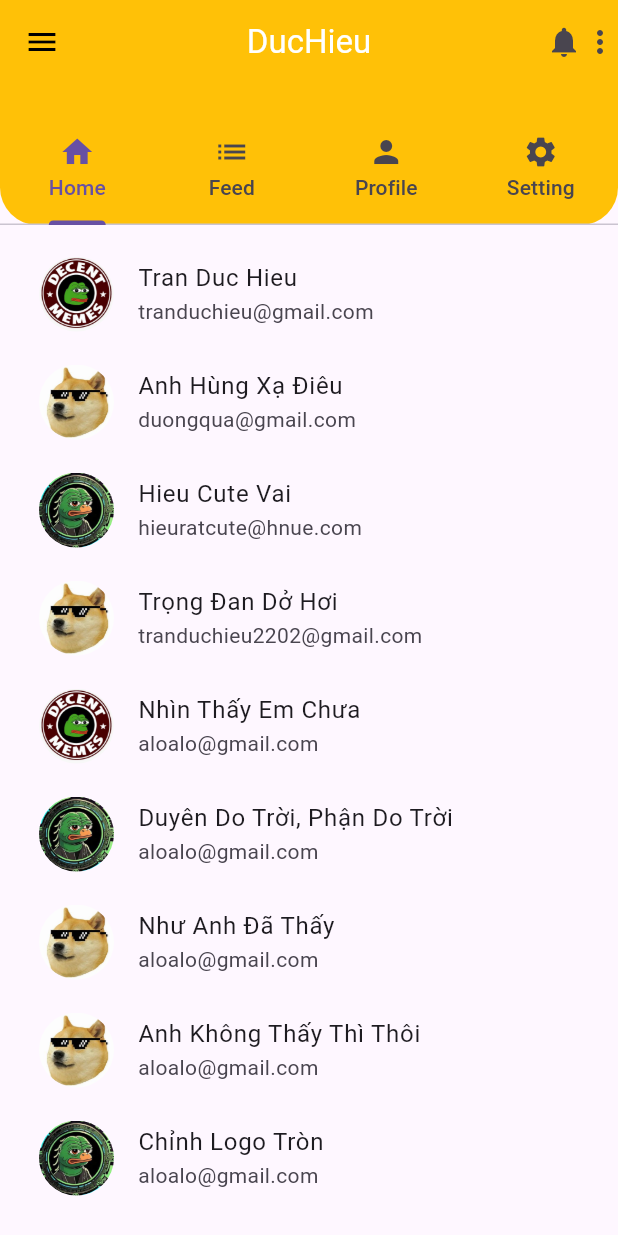
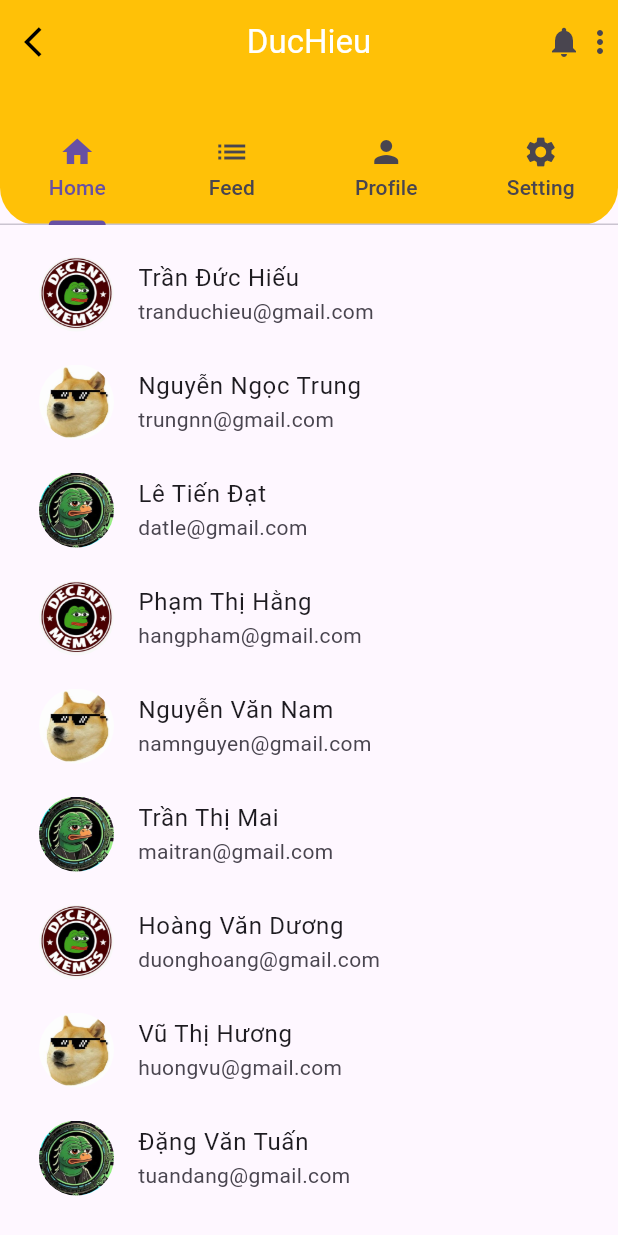
Before and after one commit to duchieutran/hello_world, a Flutter app: the HomeScreen screen opened directly, on a phone screen of 412 x 824 dp. Run offline on Flutter 3.47's test engine with Material 3 defaults, Android fonts, the phone set to English and light mode, and no system bars; our stand-ins replace webview_flutter.

Commit message:
second commit

```diff
--- a/lib/screens/home/widgets/home_data.dart
+++ b/lib/screens/home/widgets/home_data.dart
@@ -1,81 +1,146 @@
 import '../../../global/appbar_path.dart';
 
 class HomeData {
-final List users = [
+  final List users = [
     {
-      'name': 'Tran Duc Hieu',
+      'name': 'Trần Đức Hiếu',
+      'age': 20,
       'email': 'tranduchieu@gmail.com',
       'logo': AppbarPath().imgEch,
+      'address': 'Nam Dinh',
     },
     {
-      'name': 'Anh Hùng Xạ Điêu',
-      'email': 'duongqua@gmail.com',
+      'name': 'Nguyễn Ngọc Trung',
+      'age': 29,
+      'email': 'trungnn@gmail.com',
       'logo': AppbarPath().imgCho,
+      'address': 'Ha Noi',
     },
     {
-      'name': 'Hieu Cute Vai',
-      'email': 'hieuratcute@hnue.com',
+      'name': 'Lê Tiến Đạt',
+      'age': 29,
+      'email': 'datle@gmail.com',
       'logo': AppbarPath().imgRua,
+      'address': 'Ho Chi Minh',
     },
     {
-      'name': 'Trọng Đan Dở Hơi',
-      'email': 'tranduchieu2202@gmail.com',
-      'logo': AppbarPath().imgCho,
+      'name': 'Phạm Thị Hằng',
+      'age': 25,
+      'email': 'hangpham@gmail.com',
+      'logo': AppbarPath().imgEch,
+      'address': 'Đà Nẵng',
     },
     {
-      'name': 'Nhìn Thấy Em Chưa',
-      'email': 'aloalo@gmail.com',
-      'logo': AppbarPath().imgEch,
+      'name': 'Nguyễn Văn Nam',
+      'age': 32,
+      'email': 'namnguyen@gmail.com',
+      'logo': AppbarPath().imgCho,
+      'address': 'Hải Phòng',
     },
     {
-      'name': 'Duyên Do Trời, Phận Do Trời ',
-      'email': 'aloalo@gmail.com',
+      'name': 'Trần Thị Mai',
+      'age': 28,
+      'email': 'maitran@gmail.com',
       'logo': AppbarPath().imgRua,
+      'address': 'Hà Tĩnh',
     },
     {
-      'name': 'Như Anh Đã Thấy',
-      'email': 'aloalo@gmail.com',
-      'logo': AppbarPath().imgCho,
+      'name': 'Hoàng Văn Dương',
+      'age': 30,
+      'email': 'duonghoang@gmail.com',
+      'logo': AppbarPath().imgEch,
+      'address': 'Quảng Bình',
     },
     {
-      'name': 'Anh Không Thấy Thì Thôi',
-      'email': 'aloalo@gmail.com',
+      'name': 'Vũ Thị Hương',
+      'age': 26,
+      'email': 'huongvu@gmail.com',
       'logo': AppbarPath().imgCho,
+      'address': 'Ninh Bình',
     },
     {
-      'name': 'Chỉnh Logo Tròn',
-      'email': 'aloalo@gmail.com',
+      'name': 'Đặng Văn Tuấn',
+      'age': 27,
+      'email': 'tuandang@gmail.com',
       'logo': AppbarPath().imgRua,
+      'address': 'Thanh Hóa',
     },
     {
-      'name': 'Anh Không Thấy Thì Thôi',
-      'email': 'aloalo@gmail.com',
+      'name': 'Nguyễn Thị Lan',
+      'age': 31,
+      'email': 'lannguyen@gmail.com',
       'logo': AppbarPath().imgEch,
+      'address': 'Bắc Giang',
     },
     {
-      'name': 'Duyên Do Trời, Phận Do Trời ',
-      'email': 'aloalo@gmail.com',
+      'name': 'Lê Văn Phúc',
+      'age': 29,
+      'email': 'phucle@gmail.com',
       'logo': AppbarPath().imgCho,
+      'address': 'Bình Định',
     },
     {
-      'name': 'Như Anh Đã Thấy',
-      'email': 'aloalo@gmail.com',
-      'logo': AppbarPath().imgEch,
+      'name': 'Trương Văn Hùng',
+      'age': 33,
+      'email': 'hungtruong@gmail.com',
+      'logo': AppbarPath().imgRua,
+      'address': 'Thừa Thiên Huế',
     },
     {
-      'name': 'Anh Không Thấy Thì Thôi',
-      'email': 'aloalo@gmail.com',
+      'name': 'Phan Thị Trang',
+      'age': 24,
+      'email': 'trangphan@gmail.com',
       'logo': AppbarPath().imgEch,
+      'address': 'Cần Thơ',
     },
     {
-      'name': 'Chỉnh Logo Tròn',
-      'email': 'aloalo@gmail.com',
-      'logo': AppbarPath().imgEch,
+      'name': 'Hoàng Văn Hải',
+      'age': 28,
+      'email': 'haihoang@gmail.com',
+      'logo': AppbarPath().imgCho,
+      'address': 'An Giang',
     },
     {
-      'name': 'Anh Không Thấy Thì Thôi',
-      'email': 'aloalo@gmail.com',
+      'name': 'Đỗ Thị Thu',
+      'age': 26,
+      'email': 'thudo@gmail.com',
       'logo': AppbarPath().imgRua,
+      'address': 'Vĩnh Long',
     },
+    {
+      'name': 'Mai Văn Quân',
+      'age': 29,
+      'email': 'quanmai@gmail.com',
+      'logo': AppbarPath().imgEch,
+      'address': 'Tiền Giang',
+    },
+    {
+      'name': 'Lý Thị Thanh',
+      'age': 30,
+      'email': 'thanhly@gmail.com',
+      'logo': AppbarPath().imgCho,
+      'address': 'Long An',
+    },
+    {
+      'name': 'Nguyễn Văn Đức',
+      'age': 27,
+      'email': 'ducnguyen@gmail.com',
+      'logo': AppbarPath().imgRua,
+      'address': 'Kiên Giang',
+    },
+    {
+      'name': 'Trần Thị Ngọc',
+      'age': 25,
+      'email': 'ngoctran@gmail.com',
+      'logo': AppbarPath().imgEch,
+      'address': 'Sóc Trăng',
+    },
+    {
+      'name': 'Phạm Văn An',
+      'age': 26,
+      'email': 'anpham@gmail.com',
+      'logo': AppbarPath().imgCho,
+      'address': 'Bạc Liêu',
+    }
   ];
 }
--- a/lib/screens/home_screen/home_sceen.dart
+++ b/lib/screens/home_screen/home_screen.dart
@@ -1,9 +1,9 @@
 import 'package:flutter/material.dart';
+import 'package:hieuductran/screens/feed/feed.dart';
 import 'package:hieuductran/screens/home/home.dart';
 import 'package:hieuductran/screens/home_screen/widgets/home_tab_bar.dart';
 import 'package:hieuductran/screens/mbank/mbank.dart';
 import 'package:hieuductran/screens/setting/setting.dart';
-import 'package:hieuductran/screens/webview/webview_screen.dart';
 import 'package:hieuductran/widgets/duchieu_app_bar.dart';
 
 class HomeScreen extends StatefulWidget {
@@ -44,7 +44,7 @@ class _HomeScreenState extends State<HomeScreen> with TickerProviderStateMixin {
             onPressed: () {
               Navigator.pop(context);
             },
-            icon: const Icon(Icons.menu),
+            icon: const Icon(Icons.arrow_back_ios),
             color: Colors.black,
           ),
           action: const [
@@ -77,8 +77,7 @@ class _HomeScreenState extends State<HomeScreen> with TickerProviderStateMixin {
           controller: _tabController,
           children: [
             const HomeTab(),
-
-            const WebviewScreen(),
+            const FeedTab(),
             Mbank(changeTab: changeTab),
             const Setting(),
           ],
--- a/lib/widgets/duchieu_app_bar.dart
+++ b/lib/widgets/duchieu_app_bar.dart
@@ -40,7 +40,7 @@ class DuchieuAppBar extends StatelessWidget implements PreferredSize {
       leading: showLeading ? leading ??
           IconButton(
             onPressed: () {
-              Navigator.of(context).pop();
+              Navigator.pop(context);
             },
             icon: const Icon(Icons
                 .arrow_back), // trong ìcon thườn quan tâm đến size or color
```
Also changed, not shown: lib/screens/app/app.dart (+12 -2 lines), lib/screens/home/home.dart (+6 -2 lines), lib/screens/home/home_show_info/home_show_info.dart (added, +25 -0 lines), lib/screens/home/home_show_info/widgets/home_show_info_style.dart (added, +69 -0 lines), lib/screens/home/home_show_info/widgets/home_show_info_text.dart (added, +31 -0 lines), lib/screens/login/widgets/login_form.dart (+23 -51 lines), lib/screens/login/widgets/login_logic.dart (added, +17 -0 lines), lib/screens/login/widgets/login_text_field.dart (added, +36 -0 lines), lib/screens/login/widgets/login_textfield.dart (+31 -31 lines), lib/screens/mbank/mbank.dart (+2 -5 lines).
